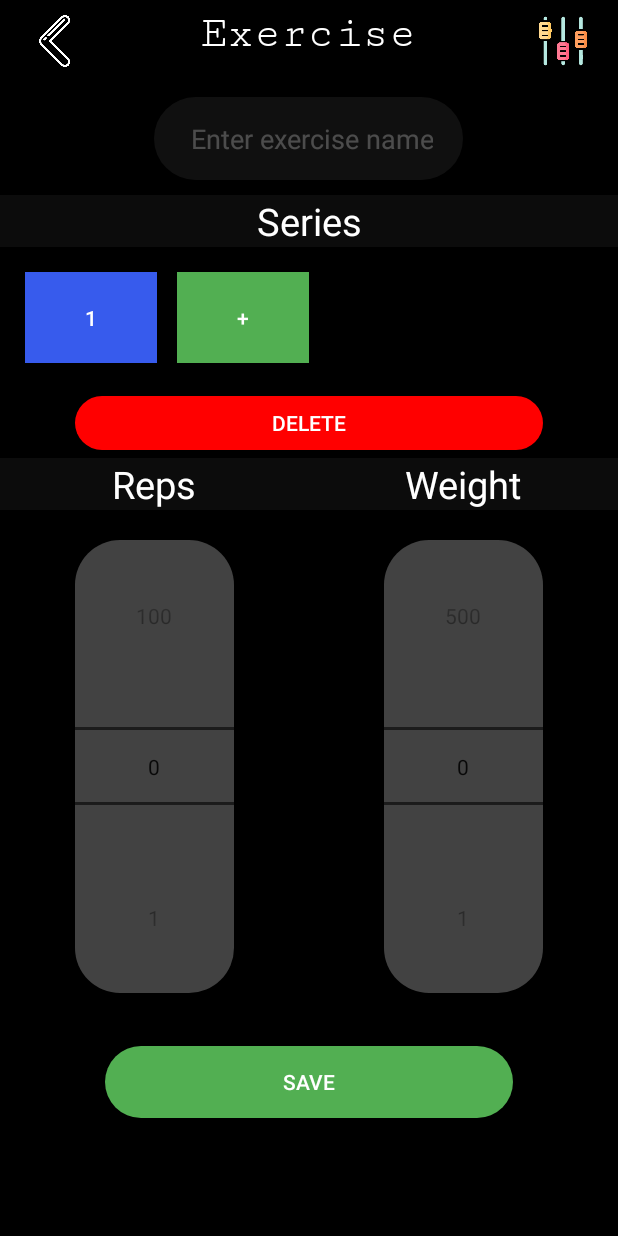
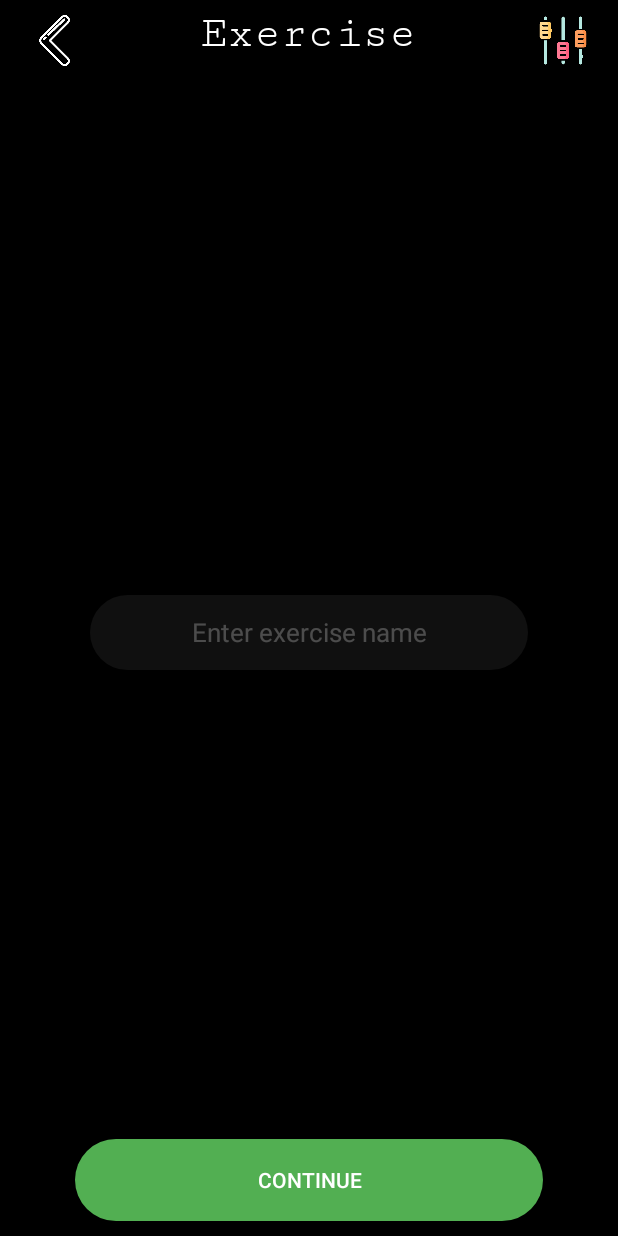
Before and after one commit to Whitesan/GymAppAndroid, an Android app: the screen it shows after launch (ExerciseActivity before the commit, EnterExerciseNameActivity after it), after a tap on "Calendar", on a phone screen of 412 x 824 dp. Run offline under Robolectric (Android 15) with nearby library versions, the phone set to English and light mode, and no system bars.

Commit message:
activity added

```diff
--- a/app/src/main/AndroidManifest.xml
+++ b/app/src/main/AndroidManifest.xml
@@ -9,7 +9,7 @@
         android:roundIcon="@mipmap/ic_launcher_round"
         android:supportsRtl="true"
         android:theme="@style/Theme.MyApplication">
-
+        <activity android:name=".activities.EnterExerciseNameActivity"></activity>
         <activity android:name=".activities.ExerciseActivity" />
         <activity android:name=".activities.CreateTrainingActivity" />
         <activity android:name=".activities.CalendarActivity" />
--- a/app/src/main/java/com/example/myapplication/activities/CalendarActivity.kt
+++ b/app/src/main/java/com/example/myapplication/activities/CalendarActivity.kt
@@ -39,4 +39,5 @@ class CalendarActivity : AppCompatActivity() {
         super.onResume()
         hideSystemUI()
     }
+
 }
--- a/app/src/main/java/com/example/myapplication/activities/CreateTrainingActivity.kt
+++ b/app/src/main/java/com/example/myapplication/activities/CreateTrainingActivity.kt
@@ -105,4 +105,5 @@ class CreateTrainingActivity : AppCompatActivity() {
         id++
         adapter.notifyItemInserted(elementList.appendList(temp))
     }
+
 }
--- /dev/null
+++ b/app/src/main/java/com/example/myapplication/activities/EnterExerciseNameActivity.kt
@@ -0,0 +1,78 @@
+package com.example.myapplication.activities
+
+import android.content.Intent
+import androidx.appcompat.app.AppCompatActivity
+import android.os.Bundle
+import android.view.KeyEvent
+import android.view.View
+import android.view.inputmethod.EditorInfo
+import android.view.inputmethod.InputMethodManager
+import android.widget.Button
+import android.widget.EditText
+import android.widget.ImageView
+import com.example.myapplication.R
+
+@Suppress("DEPRECATION")
+class EnterExerciseNameActivity : AppCompatActivity() {
+    override fun onCreate(savedInstanceState: Bundle?) {
+        super.onCreate(savedInstanceState)
+        setContentView(R.layout.activity_enter_exercise_name)
+        val button = findViewById<ImageView>(R.id.backEnterName)
+        button.setOnClickListener{
+            val intent =  Intent(applicationContext, CreateTrainingActivity::class.java)
+            startActivity(intent)
+        }
+        val button2 = findViewById<Button>(R.id.ContinueCreatingButton)
+        button2.setOnClickListener{
+            val intent =  Intent(applicationContext, ExerciseActivity::class.java)
+            startActivity(intent)
+        }
+        val entry=findViewById<EditText>(R.id.enterExerciseNameEntry)
+        var name:String
+        entry.setOnFocusChangeListener{ v, focus ->
+            if(focus==false){
+                name = entry.text.toString()
+                entry.hideKeyboard()
+            }
+            entry.isCursorVisible = focus
+
+        }
+        entry.setOnKeyListener(View.OnKeyListener { v, keyCode, event ->
+            if (keyCode == KeyEvent.KEYCODE_ENTER || keyCode == EditorInfo.IME_ACTION_DONE || keyCode == EditorInfo.IME_ACTION_SEARCH) {
+                name = entry.text.toString()
+                entry.hideKeyboard()
+                entry.isCursorVisible = false
+                return@OnKeyListener true
+            }
+            false
+        })
+
+
+
+    }
+    override fun onWindowFocusChanged(hasFocus: Boolean) {
+        super.onWindowFocusChanged(hasFocus)
+        if (hasFocus) {
+            hideSystemUI()
+        }
+    }
+
+    private fun hideSystemUI() {
+        val decorView: View = window.decorView
+        decorView.systemUiVisibility = (View.SYSTEM_UI_FLAG_LAYOUT_STABLE
+                or View.SYSTEM_UI_FLAG_LAYOUT_HIDE_NAVIGATION
+                or View.SYSTEM_UI_FLAG_LAYOUT_FULLSCREEN
+                or View.SYSTEM_UI_FLAG_HIDE_NAVIGATION
+                or View.SYSTEM_UI_FLAG_FULLSCREEN
+                or View.SYSTEM_UI_FLAG_IMMERSIVE_STICKY)
+    }
+    override fun onResume() {
+        super.onResume()
+        hideSystemUI()
+    }
+    fun View.hideKeyboard(){
+        hideSystemUI()
+        val inputMethodManager = getSystemService(INPUT_METHOD_SERVICE) as? InputMethodManager
+        inputMethodManager?.hideSoftInputFromWindow(this.windowToken, 0)
+    }
+}
--- a/app/src/main/java/com/example/myapplication/activities/MainActivity.kt
+++ b/app/src/main/java/com/example/myapplication/activities/MainActivity.kt
@@ -32,7 +32,7 @@ class MainActivity : AppCompatActivity() {
         }
         val calendar = findViewById<CardView>(R.id.cardViewCalendar)
         calendar.setOnClickListener{
-            val intent =  Intent(applicationContext, ExerciseActivity::class.java)
+            val intent =  Intent(applicationContext, EnterExerciseNameActivity::class.java)
             startActivity(intent)
         }
     }
--- /dev/null
+++ b/app/src/main/res/layout/activity_enter_exercise_name.xml
@@ -0,0 +1,96 @@
+<?xml version="1.0" encoding="utf-8"?>
+<LinearLayout xmlns:android="http://schemas.android.com/apk/res/android"
+    xmlns:app="http://schemas.android.com/apk/res-auto"
+    xmlns:tools="http://schemas.android.com/tools"
+    android:layout_width="match_parent"
+    android:layout_height="match_parent"
+    tools:context=".activities.EnterExerciseNameActivity"
+    android:background="@color/black"
+    android:orientation="vertical"
+    android:layout_weight="15"
+    android:clickable="true"
+    android:focusable="true"
+    android:focusableInTouchMode="true"
+    >
+    <LinearLayout
+        android:layout_width="match_parent"
+        android:layout_height="0dp"
+        android:layout_weight="1"
+        android:orientation="horizontal"
+        android:background="@color/black"
+        >
+
+        <ImageView
+            android:id="@+id/backEnterName"
+            android:layout_width="30dp"
+            android:layout_height="match_parent"
+            android:src="@drawable/backward"
+            android:layout_gravity="start"
+            android:layout_weight="1"
+            android:padding="10dp"
+            />
+        <TextView
+            android:id="@+id/enterExerciseNameTitle"
+            android:layout_width="50dp"
+            android:layout_height="match_parent"
+            android:text="@string/exercise"
+            android:textAlignment="center"
+            android:textColor="@color/white"
+            android:textSize="30sp"
+            android:fontFamily="serif-monospace"
+            android:layout_marginTop="5dp"
+            android:layout_weight="5"
+
+            />
+        <ImageView
+            android:id="@+id/settingsEnterName"
+            android:layout_width="30dp"
+            android:layout_height="match_parent"
+            android:src="@drawable/settings"
+            android:layout_gravity="start"
+            android:layout_weight="1"
+            android:padding="10dp"
+            />
+    </LinearLayout>
+
+
+    <LinearLayout
+        android:layout_width="match_parent"
+        android:layout_height="0dp"
+        android:layout_weight="13"
+        >
+        <EditText
+            android:id="@+id/enterExerciseNameEntry"
+            android:layout_width="match_parent"
+            android:layout_height="50dp"
+            android:layout_gravity="center"
+            android:layout_marginTop="15dp"
+            android:layout_marginHorizontal="60dp"
+            android:background="@drawable/entry_shape"
+            android:backgroundTint="@color/almost_transparent"
+            android:cursorVisible="false"
+            android:hint="@string/enterExerciseName"
+            android:inputType="text"
+            android:singleLine="true"
+            android:textAlignment="center"
+            android:textColor="@color/white"
+            android:textColorHint="@color/text_transpatentish"
+            android:textSize="17sp"
+
+            />
+
+    </LinearLayout>
+    <Button
+        android:id="@+id/ContinueCreatingButton"
+        android:layout_width="match_parent"
+        android:layout_height="0dp"
+        android:layout_weight="1"
+        android:text="@string/Continue"
+        android:background="@drawable/entry_shape"
+        android:backgroundTint="@color/green"
+        android:layout_marginHorizontal="50dp"
+        android:layout_gravity="center"
+        android:layout_marginBottom="10dp"
+        />
+
+</LinearLayout>
--- a/app/src/main/res/layout/exercise_activity.xml
+++ b/app/src/main/res/layout/exercise_activity.xml
@@ -36,7 +36,7 @@
                 android:id="@+id/plannerTitle"
                 android:layout_width="50dp"
                 android:layout_height="match_parent"
-                android:text="Exercise"
+                android:text="@string/exercise"
                 android:textAlignment="center"
                 android:textColor="@color/white"
                 android:textSize="30sp"
--- a/app/src/main/res/values/strings.xml
+++ b/app/src/main/res/values/strings.xml
@@ -10,15 +10,9 @@
     <string name="plus">+</string>
     <string name="add">Add</string>
     <string name="end">End</string>
+    <string name="exercise">Exercise</string>
     <string name="title_activity_main2">MainActivity</string>
-    <string name="navigation_drawer_open">Open navigation drawer</string>
-    <string name="navigation_drawer_close">Close navigation drawer</string>
-    <string name="nav_header_title">Android Studio</string>
-    <string name="nav_header_subtitle">android.studio@android.com</string>
-    <string name="nav_header_desc">Navigation header</string>
-    <string name="action_settings">Settings</string>
+    <string name="enter_name"> Create Exercise</string>
+    <string name="Continue">Continue</string>
 
-    <string name="menu_home">Home</string>
-    <string name="menu_gallery">Gallery</string>
-    <string name="menu_slideshow">Slideshow</string>
 </resources>
```
